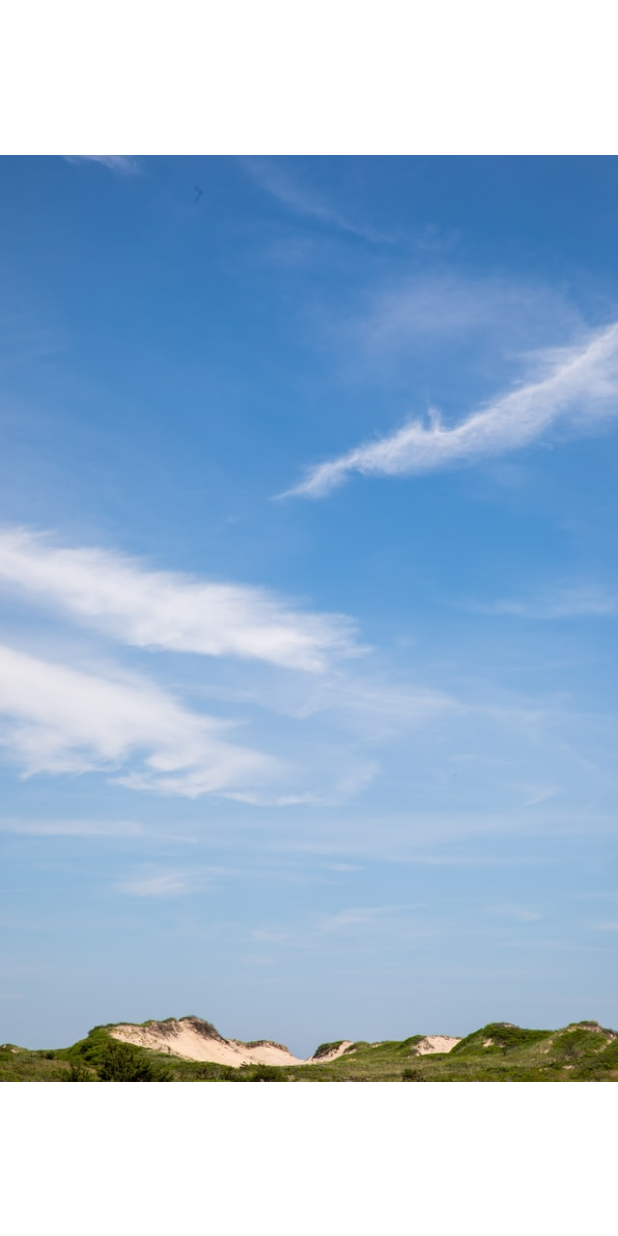
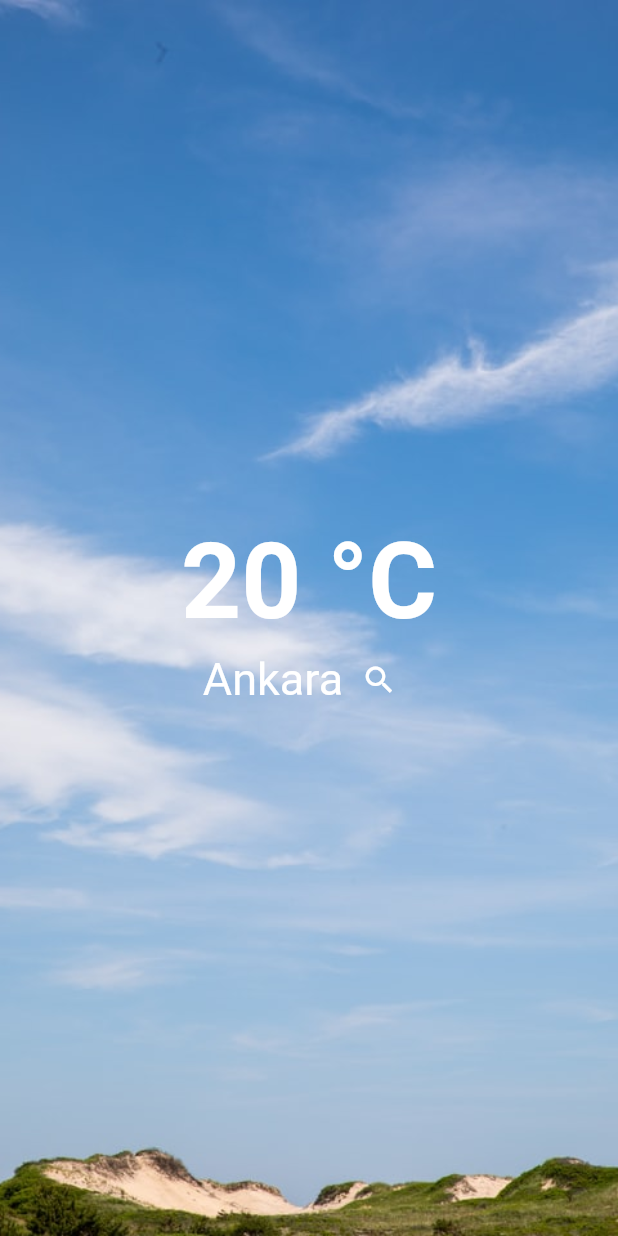
Before and after one commit to 0Suphan0/WeatherApp, a Flutter app: the screen it shows after launch, on a phone screen of 412 x 824 dp. Run offline on Flutter 3.47's test engine with Material 2 defaults, Android fonts, the phone set to English and light mode, and no system bars.

Commit message:
Uygulama arayüzü tamamlandı.

```diff
--- a/weather_app/lib/home_page.dart
+++ b/weather_app/lib/home_page.dart
@@ -1,4 +1,5 @@
 import 'package:flutter/material.dart';
+import 'package:weather_app/screen_page.dart';
 
 class HomePage extends StatefulWidget {
   const HomePage({Key? key}) : super(key: key);
@@ -8,12 +9,46 @@ class HomePage extends StatefulWidget {
 }
 
 class _HomePageState extends State<HomePage> {
+  final String backgroundAssetUrl = 'assets/c.jpg';
+
   @override
   Widget build(BuildContext context) {
-    return  Container(
-       decoration: BoxDecoration(
-        image: DecorationImage(image: AssetImage('assets/c.jpg'))
+    return Container(
+      decoration: BoxDecoration(
+          image:
+              DecorationImage(image: AssetImage(backgroundAssetUrl), fit: BoxFit.cover)),
+      child: Scaffold(
+        backgroundColor: Colors.transparent,
+        body: Column(
+          mainAxisAlignment: MainAxisAlignment.center,
+          children: [
+            const Text('20 °C',
+                style: TextStyle(
+                    fontSize: HomePageFontSize.centigradeSize,
+                    fontWeight: FontWeight.bold)),
+            Row(
+              mainAxisAlignment: MainAxisAlignment.center,
+              children: [
+                const Text("Ankara",
+                    style: TextStyle(fontSize: HomePageFontSize.locationSize)),
+                IconButton(
+                    onPressed: () {
+                      Navigator.push(
+                          context,
+                          MaterialPageRoute(
+                              builder: (context) => const ScreenPage()));
+                    },
+                    icon: const Icon(Icons.search))
+              ],
+            )
+          ],
+        ),
       ),
     );
   }
 }
+
+class HomePageFontSize {
+  static const double centigradeSize = 70;
+  static const double locationSize = 30;
+}
```
Also changed, not shown: weather_app/lib/screen_page.dart (added, +59 -0 lines), weather_app/lib/main.dart (line endings or trailing spaces).
